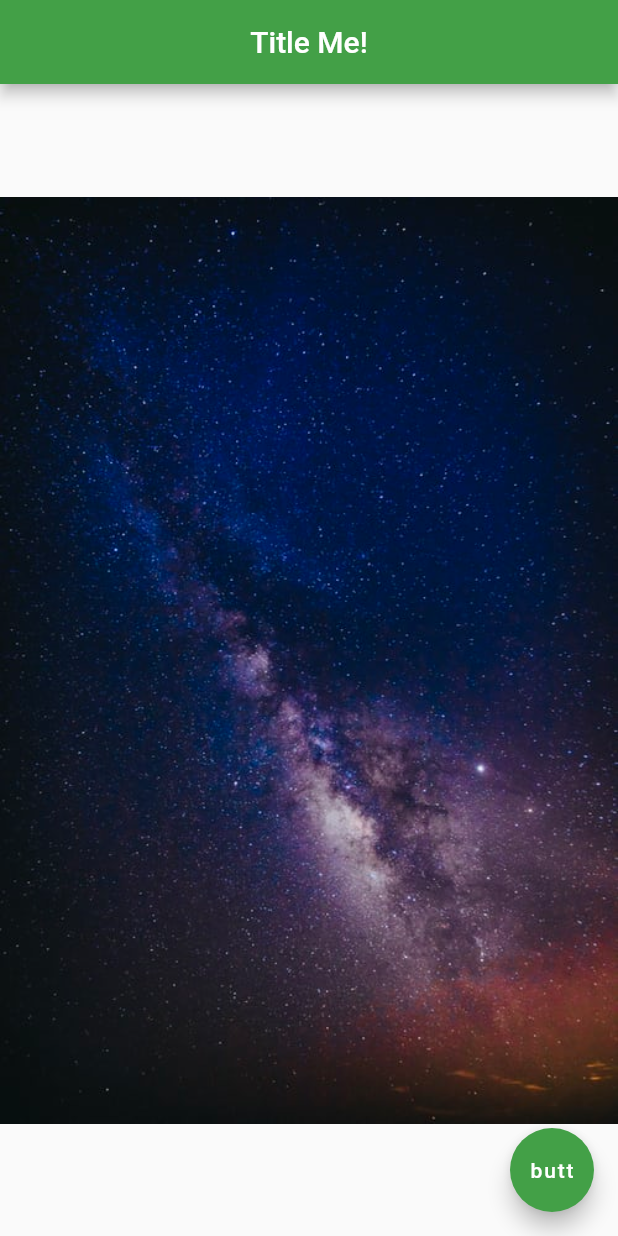
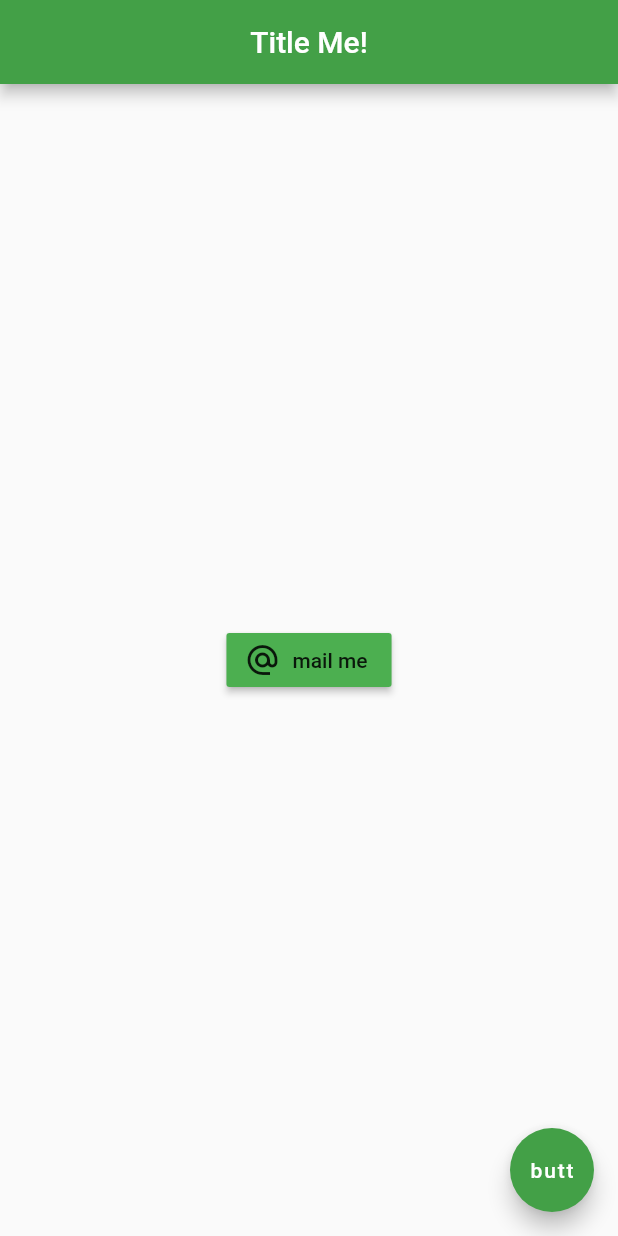
Before and after one commit to prad26/flutter_tutorial, a Flutter app: the screen it shows after launch, on a phone screen of 412 x 824 dp. Run offline on Flutter 3.47's test engine with Material 2 defaults, Android fonts, the phone set to English and light mode, and no system bars.

Commit message:
Clicky Buttons

```diff
--- a/lib/main.dart
+++ b/lib/main.dart
@@ -16,7 +16,12 @@ class Home extends StatelessWidget {
         backgroundColor: Colors.green[600],
       ),
       body: Center(
-        child: Image.asset('assets/space3.jpg'),
+        child: RaisedButton.icon(
+          onPressed: () {},
+          icon: Icon(Icons.alternate_email),
+          label: Text('mail me'),
+          color: Colors.green,
+        ),
       ),
       floatingActionButton: FloatingActionButton(
         onPressed: () {},
```
